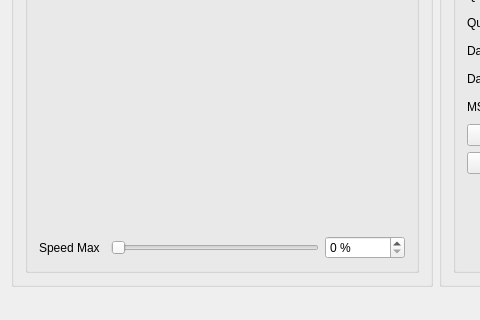
First picture: the form in util/hourglass_monitor/mainwindow.ui, repository jamesljlster/hourglass, before the edit; both pictures show x 0 to 480 and y 356 to 676 of the 700 by 676 pixel window.
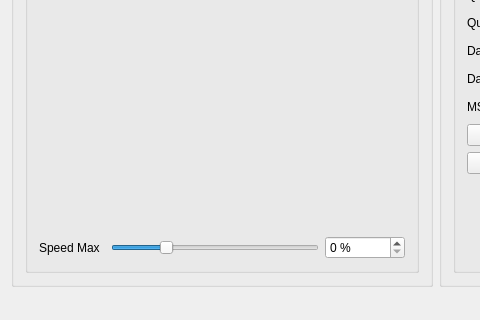
Second picture: the form after the edit. Custom widgets are drawn as their Qt base class.

```diff
--- a/util/hourglass_monitor/mainwindow.ui
+++ b/util/hourglass_monitor/mainwindow.ui
@@ -212,7 +212,13 @@
            </widget>
           </item>
           <item row="7" column="1" colspan="2">
-           <widget class="QSlider" name="horizontalSlider">
+           <widget class="QSlider" name="wsvrSpeedBar">
+            <property name="maximum">
+             <number>100</number>
+            </property>
+            <property name="value">
+             <number>25</number>
+            </property>
             <property name="orientation">
              <enum>Qt::Horizontal</enum>
             </property>
```
Left out of the diff: 5 changed lines with no effect on the pictures.
